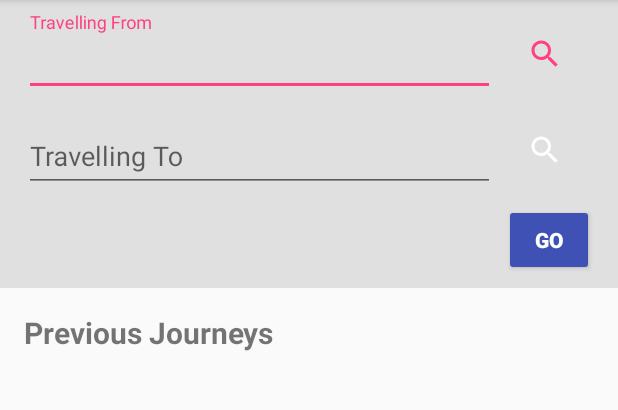
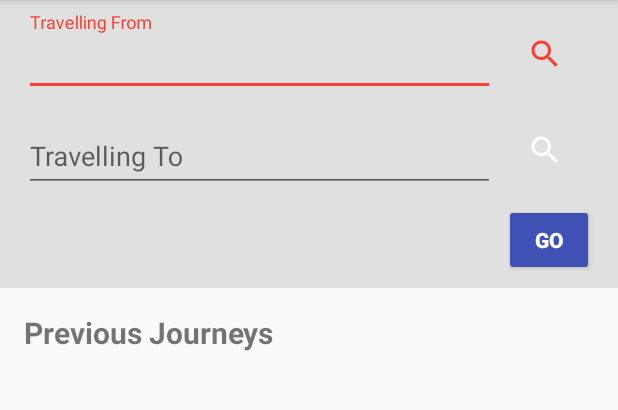
Before and after one commit to Tigh-Gherr/RoutePicker, an Android app: the JourneyPlannerFragment screen opened directly, with no data from a screen before it, on a phone screen of 412 x 824 dp, the part 84-494 px from its top. Run offline under Robolectric (Android 15) with nearby library versions, the light colour scheme and no system bars.

Commit message:
Small changes

```diff
--- a/app/src/main/java/uni/tighearnan/routepicker/JourneyDetailsActivity.java
+++ b/app/src/main/java/uni/tighearnan/routepicker/JourneyDetailsActivity.java
@@ -13,5 +13,7 @@ public class JourneyDetailsActivity extends AppCompatActivity {
 
         Toolbar toolbar = (Toolbar) findViewById(R.id.toolbar);
         setSupportActionBar(toolbar);
+        getSupportActionBar().setDisplayShowHomeEnabled(true);
+        getSupportActionBar().setDisplayHomeAsUpEnabled(true);
     }
 }
--- a/app/src/main/java/uni/tighearnan/routepicker/JourneyDetailsFragment.java
+++ b/app/src/main/java/uni/tighearnan/routepicker/JourneyDetailsFragment.java
@@ -47,12 +47,16 @@ public class JourneyDetailsFragment extends Fragment {
         mCostTextView = (AppCompatTextView) v.findViewById(R.id.text_view_totalCost);
 
         mReturnSwitch = (SwitchCompat) v.findViewById(R.id.switch_return);
+        mDisabilitySwitch = (SwitchCompat) v.findViewById(R.id.switch_disability);
+
         mReturnSwitch.setOnCheckedChangeListener(new CompoundButton.OnCheckedChangeListener() {
             @Override
             public void onCheckedChanged(CompoundButton buttonView, boolean isChecked) {
                 updateCost(isChecked);
             }
         });
+
+        mConfirmButton = (AppCompatButton) v.findViewById(R.id.button_confirm);
 
         setupJourneyDetails();
 
--- a/app/src/main/java/uni/tighearnan/routepicker/JourneyPlannerFragment.java
+++ b/app/src/main/java/uni/tighearnan/routepicker/JourneyPlannerFragment.java
@@ -38,7 +38,7 @@ public class JourneyPlannerFragment extends Fragment {
             }
 
             if(hasFocus) {
-                DrawableCompat.setTint(search.getDrawable(), ContextCompat.getColor(getActivity(), R.color.colorAccent));
+                DrawableCompat.setTint(search.getDrawable(), ContextCompat.getColor(getActivity(), R.color.colorControlActivated));
             } else {
                 DrawableCompat.setTint(search.getDrawable(), ContextCompat.getColor(getActivity(), R.color.md_white_1000));
             }
--- a/app/src/main/res/layout/fragment_journey_details.xml
+++ b/app/src/main/res/layout/fragment_journey_details.xml
@@ -2,6 +2,7 @@
     xmlns:tools="http://schemas.android.com/tools"
     android:layout_width="match_parent"
     android:layout_height="match_parent"
+    xmlns:app="http://schemas.android.com/apk/res-auto"
     tools:context="uni.tighearnan.routepicker.JourneyDetailsFragment"
     tools:showIn="@layout/activity_journey_details">
 
--- a/app/src/main/res/layout/fragment_sign_in.xml
+++ b/app/src/main/res/layout/fragment_sign_in.xml
@@ -2,6 +2,7 @@
     xmlns:tools="http://schemas.android.com/tools"
     android:layout_width="match_parent"
     android:layout_height="match_parent"
+    xmlns:app="http://schemas.android.com/apk/res-auto"
     tools:context="uni.tighearnan.routepicker.SignInFragment"
     tools:showIn="@layout/activity_sign_in">
 
--- a/app/src/main/res/values/colors.xml
+++ b/app/src/main/res/values/colors.xml
@@ -2,5 +2,6 @@
 <resources>
     <color name="colorPrimary">#3F51B5</color>
     <color name="colorPrimaryDark">#303F9F</color>
-    <color name="colorAccent">#FF4081</color>
+    <color name="colorAccent">@color/md_purple_300</color>
+    <color name="colorControlActivated">@color/md_red_500</color>
 </resources>
--- a/app/src/main/res/values/styles.xml
+++ b/app/src/main/res/values/styles.xml
@@ -6,6 +6,8 @@
         <item name="colorPrimary">@color/colorPrimary</item>
         <item name="colorPrimaryDark">@color/colorPrimaryDark</item>
         <item name="colorAccent">@color/colorAccent</item>
+        <item name="colorControlActivated">@color/colorControlActivated</item>
+
     </style>
 
     <style name="ButtonStyle">
```
Also changed, not shown: app/src/main/AndroidManifest.xml (+5 -2 lines).
